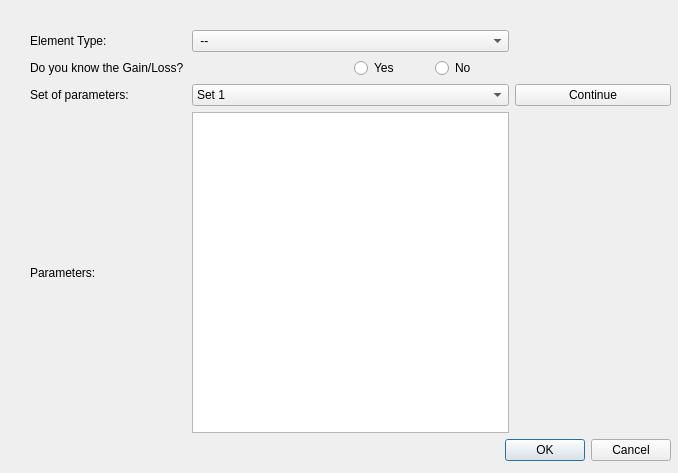
LMaiorano/Link-Budget-Toolbox, file project/app/ui/new_element.ui: the form before one commit.
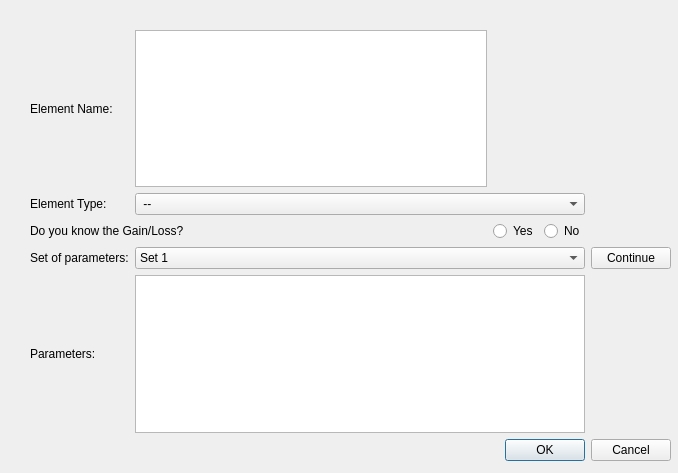
The form after the commit.

What changed in the file:
```diff
--- a/project/app/ui/new_element.ui
+++ b/project/app/ui/new_element.ui
@@ -13,7 +13,7 @@
   <property name="windowTitle">
    <string>Dialog</string>
   </property>
-  <widget class="QWidget" name="">
+  <widget class="QWidget" name="layoutWidget">
    <property name="geometry">
     <rect>
      <x>30</x>
@@ -25,7 +25,81 @@
    <layout class="QVBoxLayout" name="verticalLayout">
     <item>
      <layout class="QGridLayout" name="gridLayout">
-      <item row="1" column="2">
+      <item row="3" column="3">
+       <widget class="QPushButton" name="btn_continue">
+        <property name="text">
+         <string>Continue</string>
+        </property>
+       </widget>
+      </item>
+      <item row="3" column="1" colspan="2">
+       <widget class="QComboBox" name="cmb_set_param">
+        <item>
+         <property name="text">
+          <string>Set 1</string>
+         </property>
+        </item>
+        <item>
+         <property name="text">
+          <string>Set 2</string>
+         </property>
+        </item>
+       </widget>
+      </item>
+      <item row="3" column="0">
+       <widget class="QLabel" name="lbl_set_of_param">
+        <property name="text">
+         <string>Set of parameters:</string>
+        </property>
+       </widget>
+      </item>
+      <item row="4" column="0">
+       <widget class="QLabel" name="lbl_parameters">
+        <property name="text">
+         <string>Parameters:</string>
+        </property>
+       </widget>
+      </item>
+      <item row="4" column="1" colspan="2">
+       <widget class="QTableWidget" name="tbl_parameters"/>
+      </item>
+      <item row="1" column="1" colspan="2">
+       <widget class="QComboBox" name="cmb_element_type">
+        <item>
+         <property name="text">
+          <string> -- </string>
+         </property>
+        </item>
+        <item>
+         <property name="text">
+          <string>Blank Item</string>
+         </property>
+        </item>
+        <item>
+         <property name="text">
+          <string>TX - Transmitter</string>
+         </property>
+        </item>
+        <item>
+         <property name="text">
+          <string>RX - Receiver</string>
+         </property>
+        </item>
+        <item>
+         <property name="text">
+          <string>Path Loss</string>
+         </property>
+        </item>
+       </widget>
+      </item>
+      <item row="1" column="0">
+       <widget class="QLabel" name="lbl_elementtype">
+        <property name="text">
+         <string>Element Type:</string>
+        </property>
+       </widget>
+      </item>
+      <item row="2" column="2">
        <layout class="QHBoxLayout" name="horizontalLayout">
         <item>
          <widget class="QRadioButton" name="rdl_yes">
@@ -44,85 +118,21 @@
        </layout>
       </item>
       <item row="0" column="0">
-       <widget class="QLabel" name="lbl_elementtype">
+       <widget class="QLabel" name="lbl_element_name">
         <property name="text">
-         <string>Element Type:</string>
+         <string>Element Name:</string>
         </property>
        </widget>
       </item>
-      <item row="0" column="1" colspan="2">
-       <widget class="QComboBox" name="cmb_element_type">
-        <item>
-         <property name="text">
-          <string> -- </string>
-         </property>
-        </item>
-        <item>
-         <property name="text">
-          <string>Blank Item</string>
-         </property>
-        </item>
-        <item>
-         <property name="text">
-          <string>TX - Transmitter</string>
-         </property>
-        </item>
-        <item>
-         <property name="text">
-          <string>RX - Receiver</string>
-         </property>
-        </item>
-        <item>
-         <property name="text">
-          <string>Path Loss</string>
-         </property>
-        </item>
-       </widget>
-      </item>
-      <item row="3" column="1" colspan="2">
-       <widget class="QTableWidget" name="tbl_parameters"/>
-      </item>
-      <item row="1" column="0" colspan="2">
+      <item row="2" column="0" colspan="2">
        <widget class="QLabel" name="lbl_know_gainloss">
         <property name="text">
          <string>Do you know the Gain/Loss?</string>
         </property>
        </widget>
       </item>
-      <item row="3" column="0">
-       <widget class="QLabel" name="lbl_parameters">
-        <property name="text">
-         <string>Parameters:</string>
-        </property>
-       </widget>
-      </item>
-      <item row="2" column="0">
-       <widget class="QLabel" name="lbl_set_of_param">
-        <property name="text">
-         <string>Set of parameters:</string>
-        </property>
-       </widget>
-      </item>
-      <item row="2" column="1" colspan="2">
-       <widget class="QComboBox" name="cmb_set_param">
-        <item>
-         <property name="text">
-          <string>Set 1</string>
-         </property>
-        </item>
-        <item>
-         <property name="text">
-          <string>Set 2</string>
-         </property>
-        </item>
-       </widget>
-      </item>
-      <item row="2" column="3">
-       <widget class="QPushButton" name="btn_continue">
-        <property name="text">
-         <string>Continue</string>
-        </property>
-       </widget>
+      <item row="0" column="1">
+       <widget class="QPlainTextEdit" name="txt_element_name"/>
       </item>
      </layout>
     </item>
```
Left out of the diff: 82 changed lines with no effect on the pictures.
